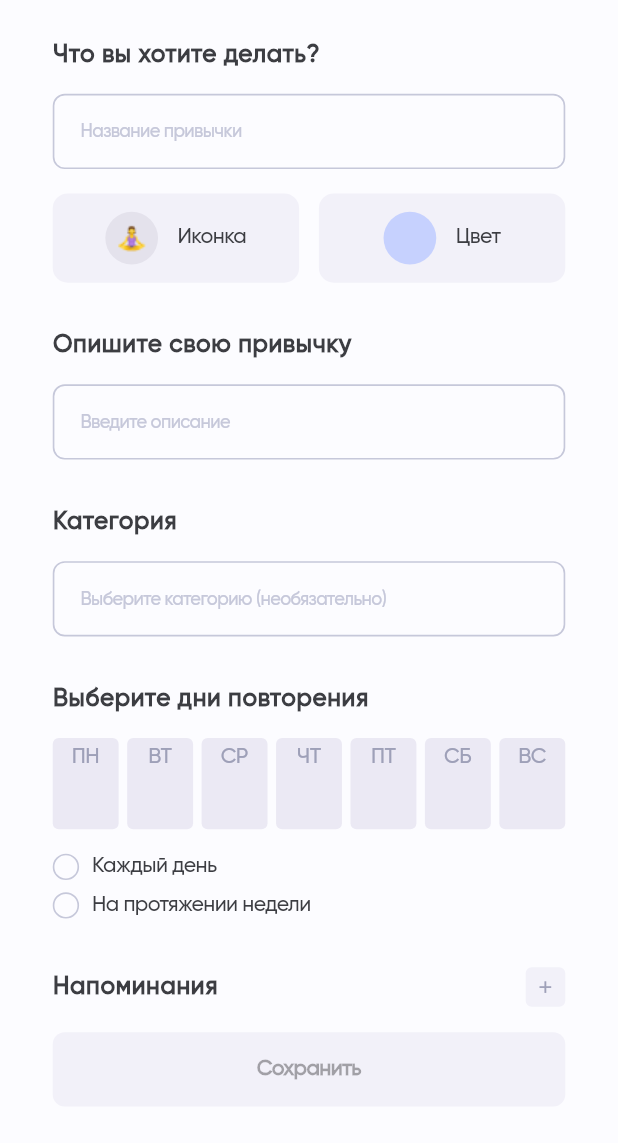
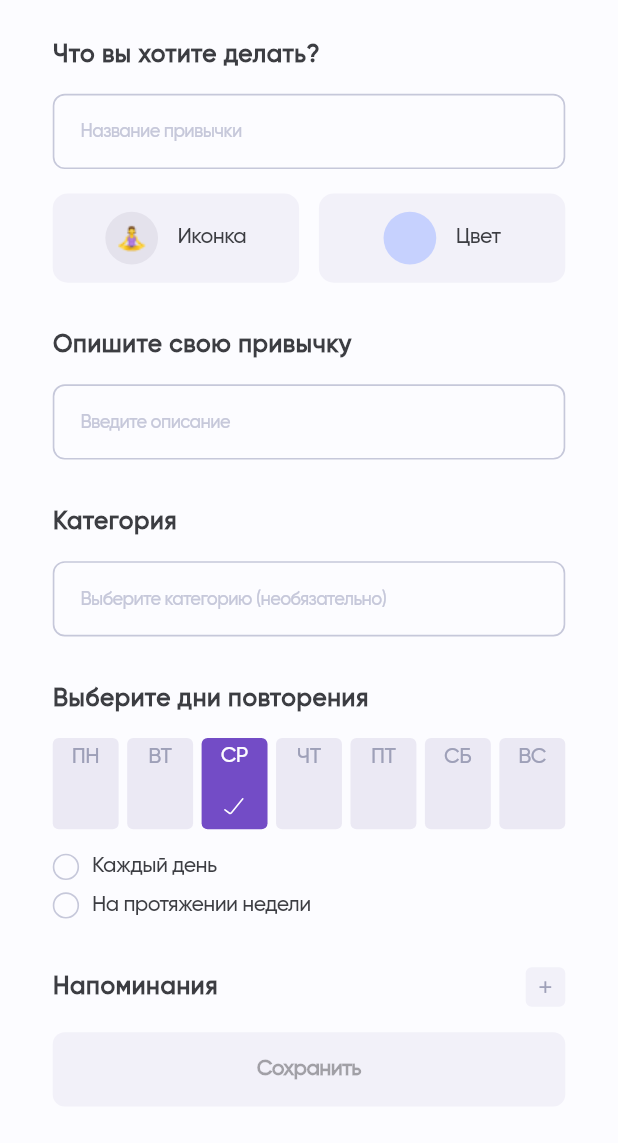
Before and after one commit to kurochkinivan/HabitTracker, a Flutter app: the HabitSettingsPage screen opened by its route, on a phone screen of 412 x 824 dp, the part 93-1236 px from its top. Run offline on Flutter 3.47's test engine with Material 3 defaults, Android fonts, the light colour scheme and no system bars; our stand-ins replace auto_route, connectivity_plus, dio, flutter_bloc, flutter_screenutil, flutter_secure_storage and 4 more; missing offline and left inert: android_id, fuzzy; accounts and stored records are empty; generated files the repository leaves out were written again.

Commit message:
made logs on habits page

```diff
--- a/frontend/lib/pages/habit_settings_page.dart
+++ b/frontend/lib/pages/habit_settings_page.dart
@@ -36,23 +36,32 @@ class HabitSettingsPageState extends State<HabitSettingsPage> {
   final ValueNotifier<bool> _isRepeatTypeValid = ValueNotifier(true);
   final ValueNotifier<bool> _isTimeValid = ValueNotifier(true);
 
+  final ValueNotifier<bool> _isMon = ValueNotifier(false);
+  final ValueNotifier<bool> _isTue = ValueNotifier(false);
+  final ValueNotifier<bool> _isWed = ValueNotifier(true);
+  final ValueNotifier<bool> _isThu = ValueNotifier(false);
+  final ValueNotifier<bool> _isFri = ValueNotifier(false);
+  final ValueNotifier<bool> _isSat = ValueNotifier(false);
+  final ValueNotifier<bool> _isSun = ValueNotifier(false);
+
   RepeatType _repeatType = RepeatType.none;
 
-  final Map<String, ValueNotifier<bool>> _days = {
-    'ПН': ValueNotifier(false),
-    'ВТ': ValueNotifier(false),
-    'СР': ValueNotifier(false),
-    'ЧТ': ValueNotifier(false),
-    'ПТ': ValueNotifier(false),
-    'СБ': ValueNotifier(false),
-    'ВС': ValueNotifier(false),
-  };
+  final String _pathToIcon = 'assets/icons/habit_icons/';
+
+  Map<String, ValueNotifier<bool>> get _days => {
+        'ПН': _isMon,
+        'ВТ': _isTue,
+        'СР': _isWed,
+        'ЧТ': _isThu,
+        'ПТ': _isFri,
+        'СБ': _isSat,
+        'ВС': _isSun,
+      };
 
   @override
   void initState() {
     super.initState();
-    selectedIcon = widget.selectedIcon ??
-        'assets/icons/habit_icons/woman_in_lotus_position.png';
+    selectedIcon = widget.selectedIcon ?? 'woman_in_lotus_position.png';
 
     selectedColor = widget.selectedColor ?? 'FFC6D1FE';
   }
@@ -78,8 +87,7 @@ class HabitSettingsPageState extends State<HabitSettingsPage> {
     super.didUpdateWidget(oldWidget);
     if (widget.selectedIcon != selectedIcon) {
       setState(() {
-        selectedIcon = widget.selectedIcon ??
-            'assets/icons/habit_icons/woman_in_lotus_position.png';
+        selectedIcon = widget.selectedIcon ?? 'woman_in_lotus_position.png';
       });
     }
     if (widget.selectedColor != selectedColor) {
@@ -228,7 +236,7 @@ class HabitSettingsPageState extends State<HabitSettingsPage> {
                                 color: const Color(0xFFE4E2EC),
                                 borderRadius: BorderRadius.circular(100),
                               ),
-                              child: Image.asset(selectedIcon,
+                              child: Image.asset(_pathToIcon + selectedIcon,
                                   width: 20.w, height: 20.w),
                             ),
                             SizedBox(width: 12.w),
@@ -566,7 +574,26 @@ class HabitSettingsPageState extends State<HabitSettingsPage> {
         mainAxisSize: MainAxisSize.min,
         children: [
           CustomElevatedButton(
-            onPressed: () {},
+            onPressed: () {
+              Map<String, bool> days = {
+                'Mon': _isMon.value,
+                'Tue': _isTue.value,
+                'Wed': _isWed.value,
+                'Thu': _isThu.value,
+                'Fri': _isFri.value,
+                'Sat': _isSat.value,
+                'Sun': _isSun.value,
+              };
+              print('Name: ${_nameController.text}');
+              print('Description: ${_descriptionController.text}');
+              print('Category: ${_categoryController.text}');
+              print('Repeat Type: ${_repeatType.name}');
+              print('Days: $days');
+              print('Selected Times: $selectedTimes');
+              print('Selected Icon: $selectedIcon');
+              print('Selected Color: $selectedColor');
+
+            },
             text: 'Сохранить',
             isEnabled: selectedTimes.isNotEmpty &&
                 _repeatType != RepeatType.none &&
```
Also changed, not shown: frontend/lib/pages/icon_choice_page.dart (+8 -8 lines).
